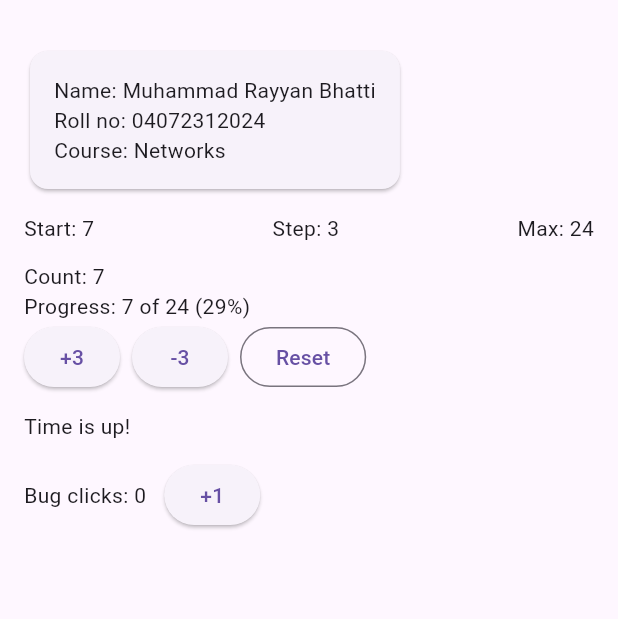
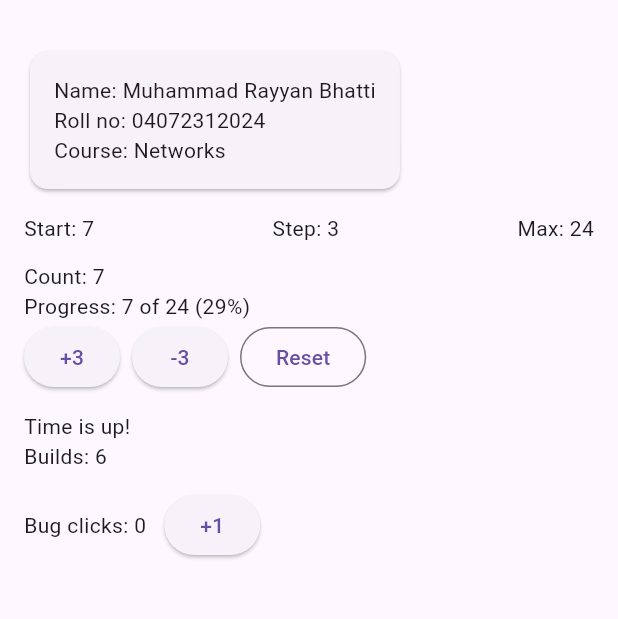
Before and after one commit to Calipha-Rayyan/Mobile-Application-Development, a Flutter app: the screen it shows after launch, on a phone screen of 412 x 824 dp, the part 63-682 px from its top. Run offline on Flutter 3.47's test engine with Material 3 defaults, Android fonts, the phone set to English and light mode, and no system bars.

Commit message:
Flutter lab: step 9

```diff
--- a/flutter_lab/lib/main.dart
+++ b/flutter_lab/lib/main.dart
@@ -254,10 +254,13 @@ class Countdown extends StatefulWidget {
 class _CountdownState extends State<Countdown> {
   late int _left;
   late Timer _timer;
+  int _builds = 0;
 
   @override
   void initState() {
     super.initState();
+
+    lifecycleLog.add('initState');
 
     _left = startSeconds;
 
@@ -273,14 +276,28 @@ class _CountdownState extends State<Countdown> {
   @override
   void dispose() {
     _timer.cancel();
+    lifecycleLog.add('dispose');
     super.dispose();
   }
 
+// Each timer tick calls setState once, so build runs once per second.
+// Print lifecycleLog in dispose after adding 'dispose' to verify the log.
   @override
   Widget build(BuildContext context) {
-    return Text(
-      _left > 0 ? 'Time left: $_left s' : 'Time is up!',
-      key: const Key('time-left'),
+    _builds++;
+
+    return Column(
+      crossAxisAlignment: CrossAxisAlignment.start,
+      children: [
+        Text(
+          _left > 0 ? 'Time left: $_left s' : 'Time is up!',
+          key: const Key('time-left'),
+        ),
+        Text(
+          'Builds: $_builds',
+          key: const Key('builds'),
+        ),
+      ],
     );
   }
 }
```
